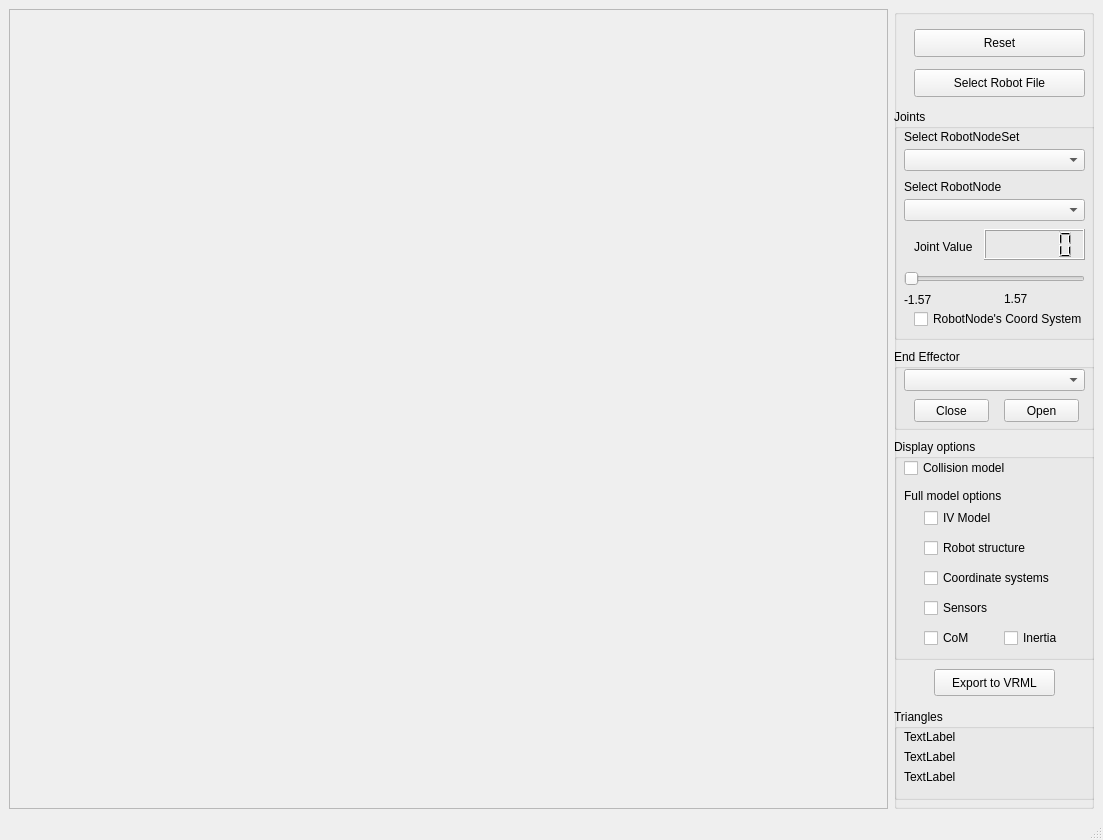
First picture: the form in VirtualRobot/examples/RobotViewer/RobotViewer.ui, repository softbankrobotics-research/Simox, before the edit.
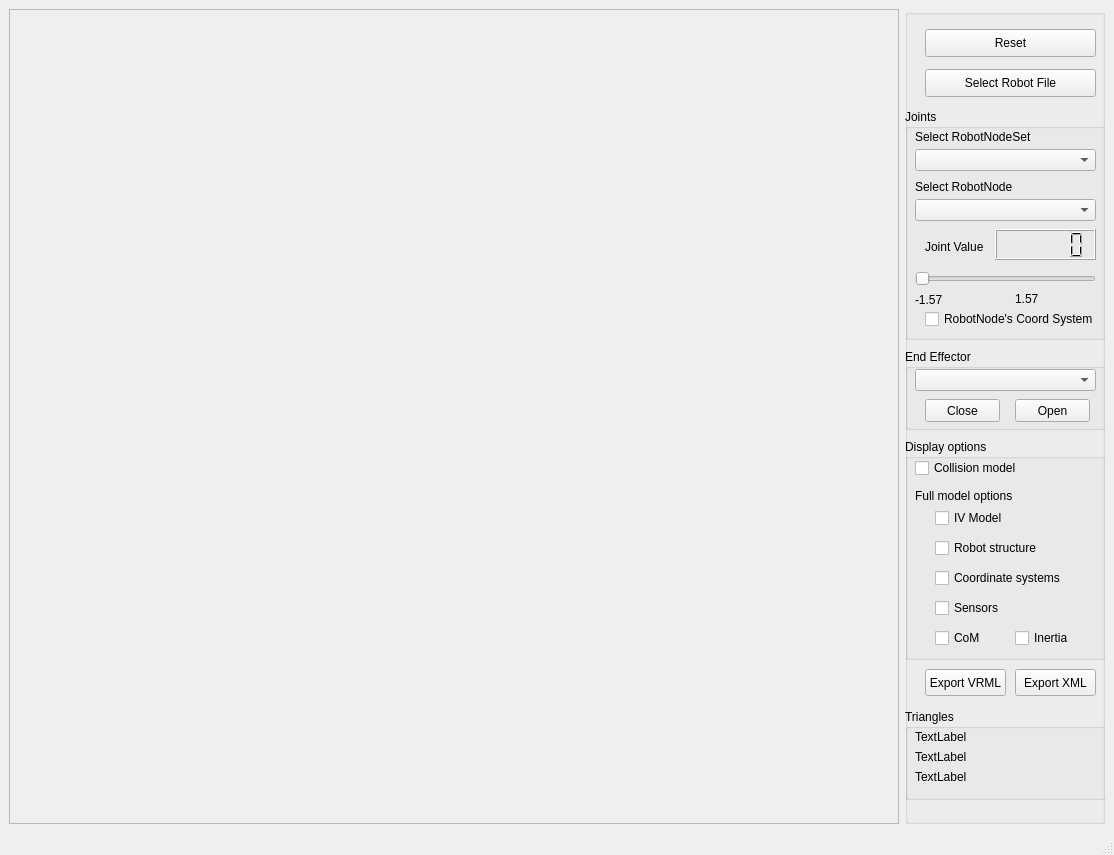
Second picture: the form after the edit.

Commit message: fixed some float/double warnings added support for inverting kinematic structures added saveXML button to RobotViewer

Diff of the .ui file:
```diff
--- a/VirtualRobot/examples/RobotViewer/RobotViewer.ui
+++ b/VirtualRobot/examples/RobotViewer/RobotViewer.ui
@@ -6,8 +6,8 @@
    <rect>
     <x>0</x>
     <y>0</y>
-    <width>1103</width>
-    <height>840</height>
+    <width>1114</width>
+    <height>855</height>
    </rect>
   </property>
   <property name="windowTitle">
@@ -441,14 +441,30 @@
       <widget class="QPushButton" name="ExportVRML20">
        <property name="geometry">
         <rect>
-         <x>40</x>
+         <x>20</x>
          <y>660</y>
-         <width>121</width>
+         <width>81</width>
          <height>27</height>
         </rect>
        </property>
        <property name="text">
-        <string>Export to VRML</string>
+        <string>Export VRML</string>
+       </property>
+      </widget>
+      <widget class="QPushButton" name="ExportXML">
+       <property name="geometry">
+        <rect>
+         <x>110</x>
+         <y>660</y>
+         <width>81</width>
+         <height>27</height>
+        </rect>
+       </property>
+       <property name="toolTip">
+        <string>Export to simox XML format</string>
+       </property>
+       <property name="text">
+        <string>Export XML</string>
        </property>
       </widget>
      </widget>
```
Left out of the diff: 5 changed lines with no effect on the pictures. The commit also changes 7 other files.
